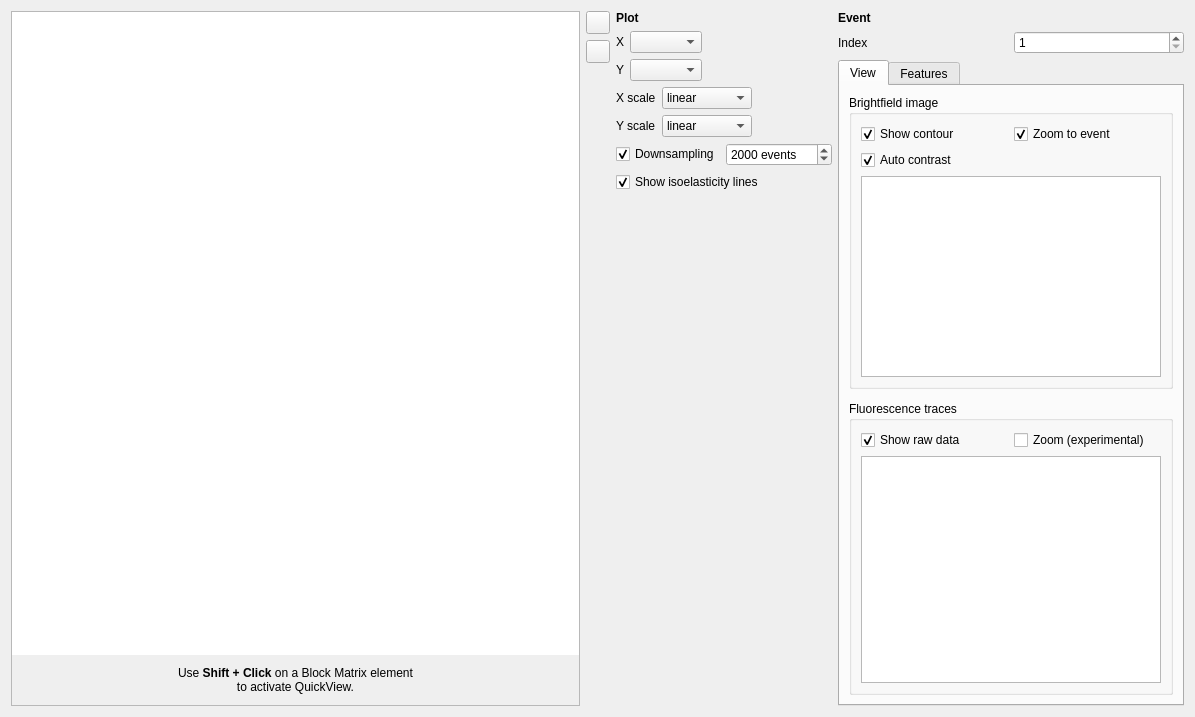
Qt form shapeout2/gui/quick_view.ui (ZELLMECHANIK-DRESDEN/ShapeOut2) before a commit.
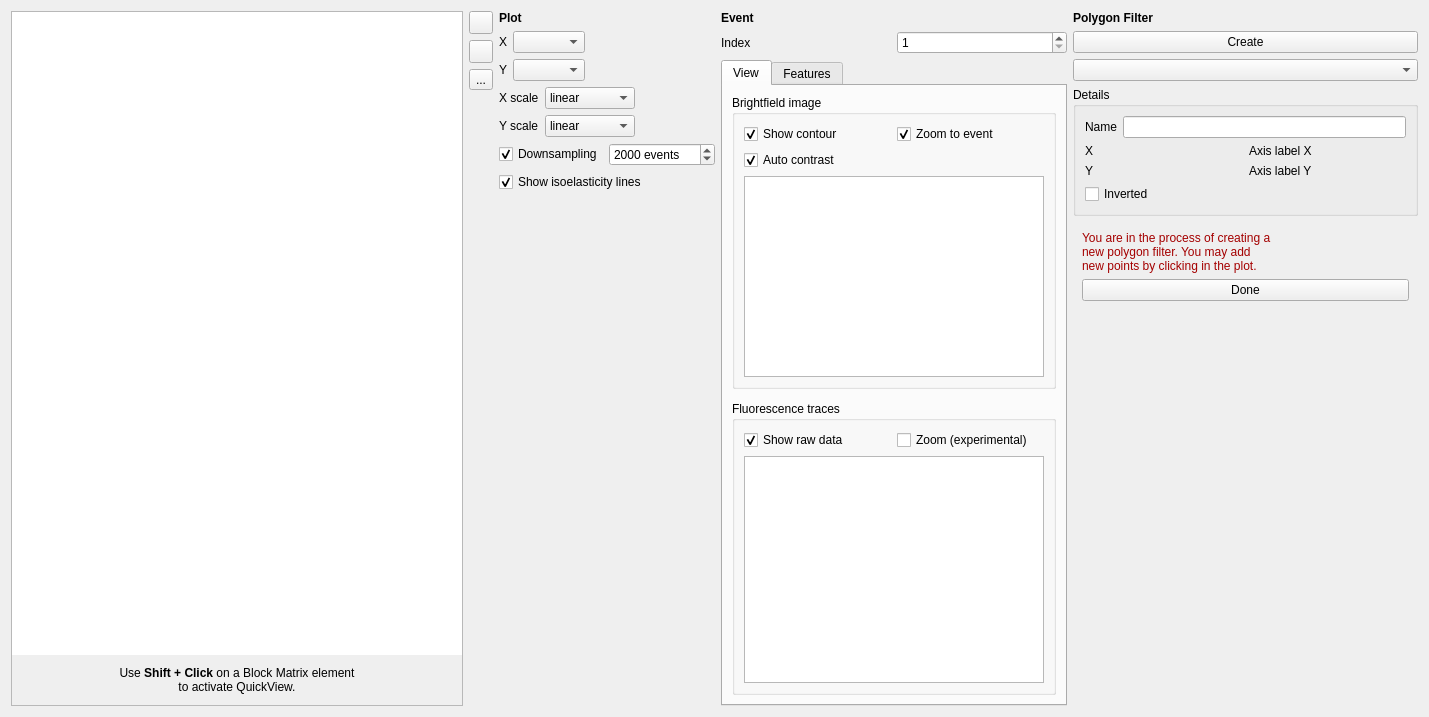
The same form after that commit. Icons and pictures are not drawn. Custom widgets are drawn as their Qt base class.

Commit message: added mock-up for polygon filters

```diff
--- a/shapeout2/gui/quick_view.ui
+++ b/shapeout2/gui/quick_view.ui
@@ -6,7 +6,7 @@
    <rect>
     <x>0</x>
     <y>0</y>
-    <width>1195</width>
+    <width>1429</width>
     <height>717</height>
    </rect>
   </property>
@@ -149,6 +149,20 @@
         </property>
        </widget>
       </item>
+      <item>
+       <widget class="QToolButton" name="toolButton_poly">
+        <property name="text">
+         <string>...</string>
+        </property>
+        <property name="icon">
+         <iconset>
+          <normaloff>../img/poly.svg</normaloff>../img/poly.svg</iconset>
+        </property>
+        <property name="checkable">
+         <bool>true</bool>
+        </property>
+       </widget>
+      </item>
       <item>
        <spacer name="verticalSpacer_2">
         <property name="orientation">
@@ -675,6 +689,142 @@
      </layout>
     </widget>
    </item>
+   <item>
+    <widget class="QWidget" name="widget_poly" native="true">
+     <layout class="QVBoxLayout" name="verticalLayout_11">
+      <property name="leftMargin">
+       <number>0</number>
+      </property>
+      <property name="topMargin">
+       <number>0</number>
+      </property>
+      <property name="rightMargin">
+       <number>0</number>
+      </property>
+      <property name="bottomMargin">
+       <number>0</number>
+      </property>
+      <item>
+       <widget class="QLabel" name="label_9">
+        <property name="text">
+         <string>&lt;b&gt;Polygon Filter&lt;/b&gt;</string>
+        </property>
+       </widget>
+      </item>
+      <item>
+       <widget class="QPushButton" name="pushButton_poly_create">
+        <property name="text">
+         <string>Create</string>
+        </property>
+       </widget>
+      </item>
+      <item>
+       <widget class="QComboBox" name="comboBox_poly"/>
+      </item>
+      <item>
+       <widget class="QGroupBox" name="groupBox">
+        <property name="title">
+         <string>Details</string>
+        </property>
+        <layout class="QVBoxLayout" name="verticalLayout_12">
+         <item>
+          <layout class="QHBoxLayout" name="horizontalLayout_4">
+           <property name="topMargin">
+            <number>0</number>
+           </property>
+           <item>
+            <widget class="QLabel" name="label_12">
+             <property name="text">
+              <string>Name</string>
+             </property>
+            </widget>
+           </item>
+           <item>
+            <widget class="QLineEdit" name="lineEdit_poly"/>
+           </item>
+          </layout>
+         </item>
+         <item>
+          <layout class="QGridLayout" name="gridLayout_5">
+           <property name="topMargin">
+            <number>0</number>
+           </property>
+           <item row="1" column="0">
+            <widget class="QLabel" name="label_11">
+             <property name="text">
+              <string>Y</string>
+             </property>
+            </widget>
+           </item>
+           <item row="0" column="0">
+            <widget class="QLabel" name="label_10">
+             <property name="text">
+              <string>X</string>
+             </property>
+            </widget>
+           </item>
+           <item row="0" column="1">
+            <widget class="QLabel" name="label_poly_x">
+             <property name="text">
+              <string>Axis label X</string>
+             </property>
+            </widget>
+           </item>
+           <item row="1" column="1">
+            <widget class="QLabel" name="label_poly_y">
+             <property name="text">
+              <string>Axis label Y</string>
+             </property>
+            </widget>
+           </item>
+          </layout>
+         </item>
+         <item>
+          <widget class="QCheckBox" name="checkBox_poly">
+           <property name="text">
+            <string>Inverted</string>
+           </property>
+          </widget>
+         </item>
+        </layout>
+       </widget>
+      </item>
+      <item>
+       <widget class="QWidget" name="widget_3" native="true">
+        <layout class="QVBoxLayout" name="verticalLayout_13">
+         <item>
+          <widget class="QLabel" name="label_5">
+           <property name="text">
+            <string>&lt;html&gt;&lt;head/&gt;&lt;body&gt;&lt;p&gt;&lt;span style=&quot; color:#a40000;&quot;&gt;You are in the process of creating a&lt;br/&gt;new polygon filter. You may add&lt;br/&gt;new points by clicking in the plot.&lt;/span&gt;&lt;/p&gt;&lt;/body&gt;&lt;/html&gt;</string>
+           </property>
+          </widget>
+         </item>
+         <item>
+          <widget class="QPushButton" name="pushButton_poly_done">
+           <property name="text">
+            <string>Done</string>
+           </property>
+          </widget>
+         </item>
+        </layout>
+       </widget>
+      </item>
+      <item>
+       <spacer name="verticalSpacer_3">
+        <property name="orientation">
+         <enum>Qt::Vertical</enum>
+        </property>
+        <property name="sizeHint" stdset="0">
+         <size>
+          <width>20</width>
+          <height>40</height>
+         </size>
+        </property>
+       </spacer>
+      </item>
+     </layout>
+    </widget>
+   </item>
   </layout>
  </widget>
  <customwidgets>
```
Left out of the diff: 2 changed lines with no effect on the pictures. The commit also changes 8 other files.
